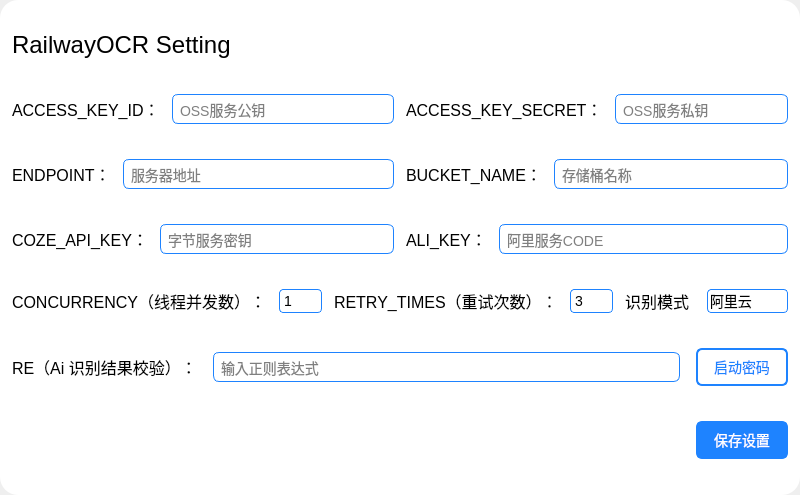
Qt form Ui_SettingWindow.ui (YangShengzhou03/RailwayOCR) before a commit.
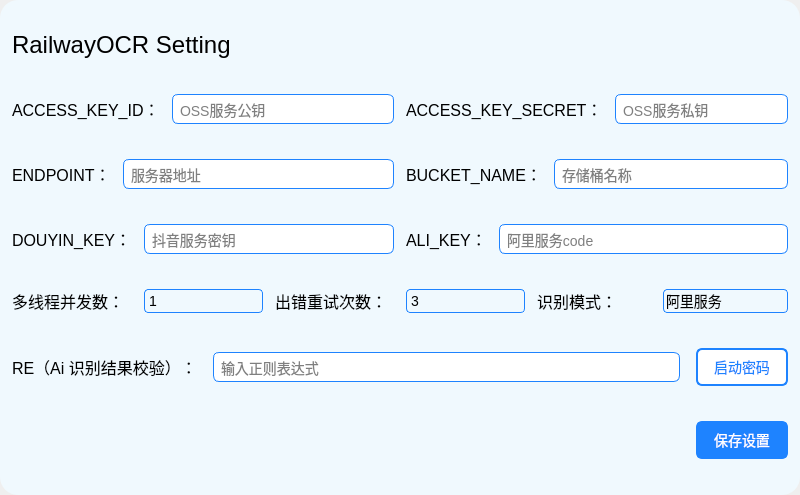
The same form after that commit. Icons and pictures are not drawn.

Diff of the .ui file:
```diff
--- a/Ui_SettingWindow.ui
+++ b/Ui_SettingWindow.ui
@@ -34,7 +34,7 @@
      <widget class="QFrame" name="main_frame">
       <property name="styleSheet">
        <string notr="true">QFrame{
-background-color: rgb(255, 255, 255);
+background-color: rgb(240, 249, 254);
 border:0px solid red;
 border-radius:18px
 }</string>
@@ -397,7 +397,7 @@
                 </font>
                </property>
                <property name="text">
-                <string>COZE_API_KEY：</string>
+                <string>DOUYIN_KEY：</string>
                </property>
               </widget>
              </item>
@@ -436,7 +436,7 @@
 }</string>
                </property>
                <property name="placeholderText">
-                <string>字节服务密钥</string>
+                <string>抖音服务密钥</string>
                </property>
               </widget>
              </item>
@@ -491,7 +491,7 @@
 }</string>
                </property>
                <property name="placeholderText">
-                <string>阿里服务CODE</string>
+                <string>阿里服务code</string>
                </property>
               </widget>
              </item>
@@ -517,7 +517,7 @@
                 </font>
                </property>
                <property name="text">
-                <string>CONCURRENCY（线程并发数）：</string>
+                <string>多线程并发数：</string>
                </property>
               </widget>
              </item>
@@ -598,7 +598,7 @@
                 </font>
                </property>
                <property name="text">
-                <string>RETRY_TIMES（重试次数）：</string>
+                <string>出错重试次数：</string>
                </property>
               </widget>
              </item>
@@ -688,7 +688,7 @@
                 </font>
                </property>
                <property name="text">
-                <string>识别模式</string>
+                <string>识别模式：</string>
                </property>
               </widget>
              </item>
@@ -760,7 +760,7 @@
                </property>
                <item>
                 <property name="text">
-                 <string>阿里云</string>
+                 <string>阿里服务</string>
                 </property>
                </item>
                <item>
```
Left out of the diff: 11 changed lines with no effect on the pictures.
